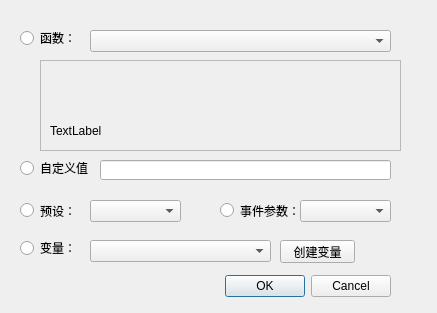
Above: Dialogs/dlgeditvalue.ui from wushuangabao/Level_AI_Editor before the change. Below: the same form after it.
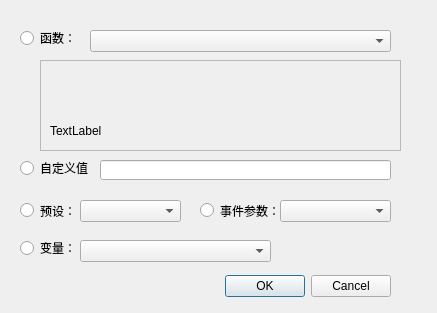
That is the form after the change.

Patch:
```diff
--- a/Dialogs/dlgeditvalue.ui
+++ b/Dialogs/dlgeditvalue.ui
@@ -143,26 +143,13 @@
   <widget class="QComboBox" name="comboBox_Var">
    <property name="geometry">
     <rect>
-     <x>90</x>
+     <x>80</x>
      <y>240</y>
-     <width>181</width>
+     <width>191</width>
      <height>22</height>
     </rect>
    </property>
   </widget>
-  <widget class="QPushButton" name="btnSetValue">
-   <property name="geometry">
-    <rect>
-     <x>280</x>
-     <y>240</y>
-     <width>75</width>
-     <height>23</height>
-    </rect>
-   </property>
-   <property name="text">
-    <string>创建变量</string>
-   </property>
-  </widget>
   <widget class="QRadioButton" name="radioPreset">
    <property name="geometry">
     <rect>
@@ -179,9 +166,9 @@
   <widget class="QComboBox" name="comboBox_Enum">
    <property name="geometry">
     <rect>
-     <x>90</x>
+     <x>80</x>
      <y>200</y>
-     <width>91</width>
+     <width>101</width>
      <height>22</height>
     </rect>
    </property>
@@ -192,9 +179,9 @@
   <widget class="QComboBox" name="comboBox_EvtParam">
    <property name="geometry">
     <rect>
-     <x>300</x>
+     <x>280</x>
      <y>200</y>
-     <width>91</width>
+     <width>111</width>
      <height>22</height>
     </rect>
    </property>
@@ -205,7 +192,7 @@
   <widget class="QRadioButton" name="radioEvtParam">
    <property name="geometry">
     <rect>
-     <x>220</x>
+     <x>200</x>
      <y>200</y>
      <width>81</width>
      <height>21</height>
```
